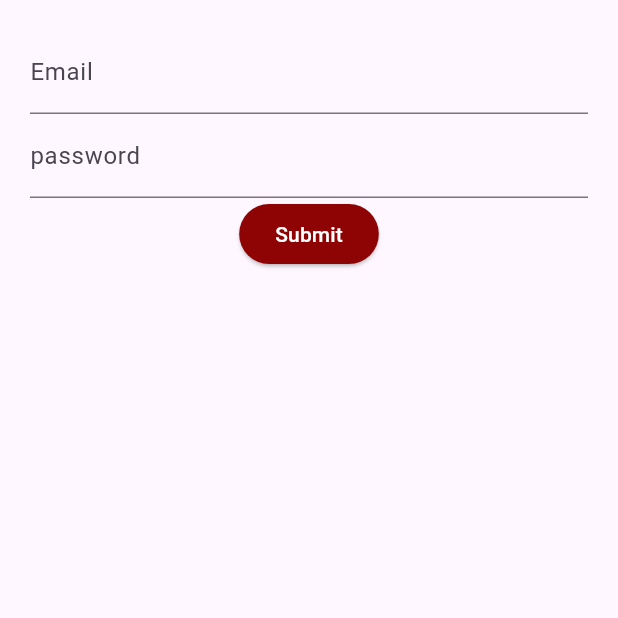
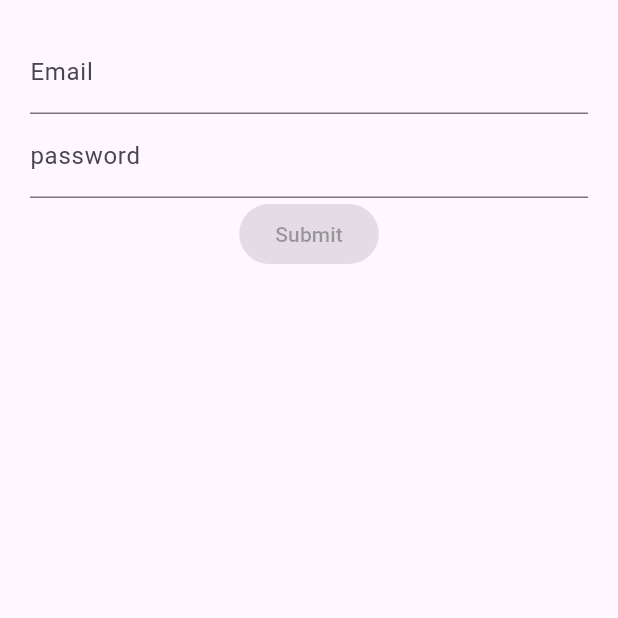
Before and after one commit to samuketema/BlocLoginApp, a Flutter app: the screen it shows after launch, on a phone screen of 412 x 824 dp, the top half of it. Run offline on Flutter 3.47's test engine with Material 3 defaults, Android fonts, the phone set to English and light mode, and no system bars; statements that could not run were skipped.

Commit message:
I customized the submit button and make it to hold then print a value

```diff
--- a/lib/src/Screens/loginApp.dart
+++ b/lib/src/Screens/loginApp.dart
@@ -14,7 +14,7 @@ class LoginApp extends StatelessWidget {
         children: [
            email( bloc),
            password(bloc),
-           submitButton()
+           submitButton( bloc)
         ],),
     );
   }
@@ -50,13 +50,20 @@ class LoginApp extends StatelessWidget {
     );
     },) ;
   }
-  Widget submitButton(){
-    return ElevatedButton(
-      onPressed:(){},
+  Widget submitButton(Bloc bloc){
+    return StreamBuilder(
+      stream:bloc.submitValid ,
+      builder: (context, snapshot) {
+        return ElevatedButton(
+      onPressed:(snapshot.hasData)?  bloc.submit : null,
        child:  Text('Submit'),
        style: ElevatedButton.styleFrom(
        foregroundColor: Colors.white,
        backgroundColor: Color.fromARGB(255, 142, 3, 3)
-       ),);
+       ),
+      );
+      }
+       ,);
+
   }
 }
```
